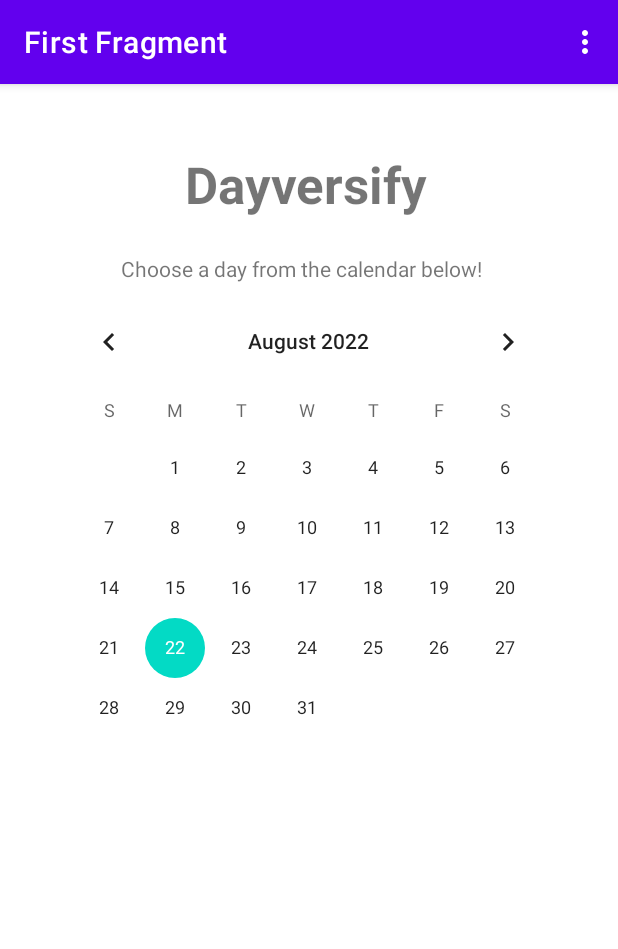
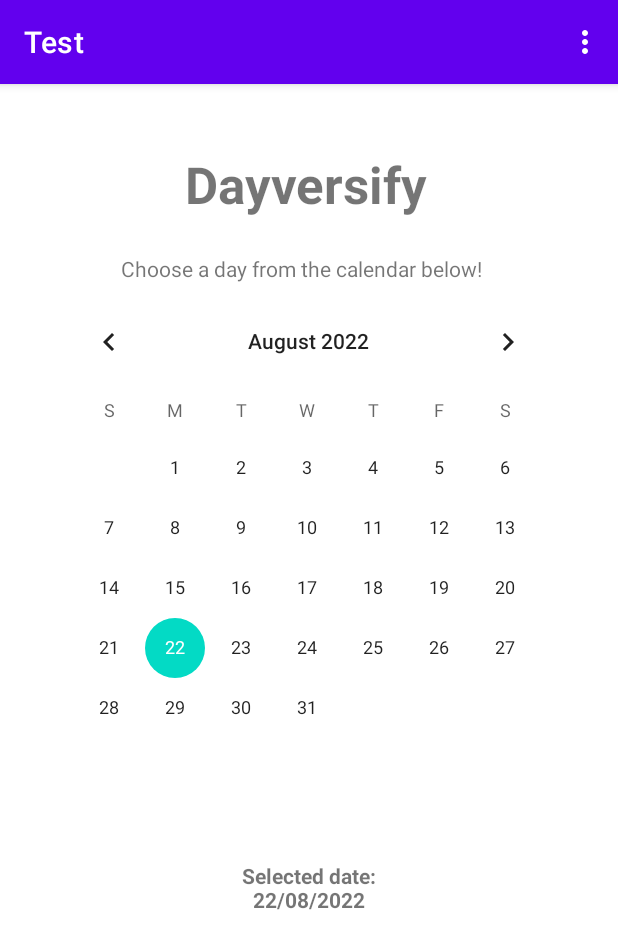
Before and after one commit to damienmiller51/cosc345project, an Android app: the screen it shows after launch (MainActivity), on a phone screen of 412 x 824 dp. Shown: the top 949 px of the screen. Run offline under Robolectric (Android 15) with nearby library versions, the phone set to English and light mode, and no system bars; our stand-ins replace navigation-ui.

Commit message:
Refactor names & add some somewhat functional home-screen ui

```diff
--- a/app/src/main/java/com/example/cosc345project/FirstFragment.kt
+++ /dev/null
@@ -1,40 +0,0 @@
-package com.example.cosc345project
-
-import android.os.Bundle
-import androidx.fragment.app.Fragment
-import android.view.LayoutInflater
-import android.view.View
-import android.view.ViewGroup
-import androidx.navigation.fragment.findNavController
-import com.example.cosc345project.databinding.FragmentFirstBinding
-
-/**
- * A simple [Fragment] subclass as the default destination in the navigation.
- */
-class FirstFragment : Fragment() {
-
-    private var _binding: FragmentFirstBinding? = null
-
-    // This property is only valid between onCreateView and
-    // onDestroyView.
-    private val binding get() = _binding!!
-
-    override fun onCreateView(
-            inflater: LayoutInflater, container: ViewGroup?,
-            savedInstanceState: Bundle?
-    ): View? {
-
-        _binding = FragmentFirstBinding.inflate(inflater, container, false)
-        return binding.root
-
-    }
-
-    override fun onViewCreated(view: View, savedInstanceState: Bundle?) {
-        super.onViewCreated(view, savedInstanceState)
-    }
-
-    override fun onDestroyView() {
-        super.onDestroyView()
-        _binding = null
-    }
-}
--- /dev/null
+++ b/app/src/main/java/com/example/cosc345project/HomeFragment.kt
@@ -0,0 +1,66 @@
+package com.example.cosc345project
+
+import android.os.Bundle
+import android.view.LayoutInflater
+import android.view.View
+import android.view.ViewGroup
+import android.widget.CalendarView
+import androidx.fragment.app.Fragment
+import com.example.cosc345project.databinding.HomeFragmentBinding
+import java.text.SimpleDateFormat
+import java.util.*
+
+/**
+ * A simple [Fragment] subclass as the default destination in the navigation.
+ */
+class HomeFragment : Fragment() {
+
+    private var _binding: HomeFragmentBinding? = null
+
+    // This property is only valid between onCreateView and
+    // onDestroyView.
+    private val binding get() = _binding!!
+
+    override fun onCreateView(
+            inflater: LayoutInflater, container: ViewGroup?,
+            savedInstanceState: Bundle?
+    ): View? {
+
+        _binding = HomeFragmentBinding.inflate(inflater, container, false)
+        return binding.root
+
+    }
+
+    override fun onViewCreated(view: View, savedInstanceState: Bundle?) {
+        super.onViewCreated(view, savedInstanceState)
+
+        //date formatter
+        val sdf = SimpleDateFormat("dd/MM/yyyy")
+
+        //set the label to the current day
+        val sb = StringBuilder()
+        sb.append(getString(R.string.date_label)).append(" ").append(sdf.format(binding.mainCalendar.date))
+        binding.homeDate.text = sb.toString()
+
+        //when the selected date changes
+        binding.mainCalendar.setOnDateChangeListener { calView: CalendarView, year: Int, month: Int, dayOfMonth: Int ->
+
+            //Create a calendar instance and set it's date to what was selected
+            val calendar: Calendar = Calendar.getInstance()
+            calendar.set(year, month, dayOfMonth)
+            calView.setDate(calendar.timeInMillis, true, true)
+
+            //build label text
+            sb.clear()
+            sb.append(getString(R.string.date_label)).append(" ").append(sdf.format(binding.mainCalendar.date))
+
+            //format the selected date and update the label accordingly
+            binding.homeDate.text = sb.toString()
+        }
+    }
+
+    override fun onDestroyView() {
+        super.onDestroyView()
+        _binding = null
+    }
+}
--- a/app/src/main/res/layout/fragment_second.xml
+++ b/app/src/main/res/layout/fragment_second.xml
@@ -19,7 +19,7 @@
         android:id="@+id/button_second"
         android:layout_width="wrap_content"
         android:layout_height="wrap_content"
-        android:text="@string/previous"
+        android:text="Test"
         app:layout_constraintBottom_toBottomOf="parent"
         app:layout_constraintEnd_toEndOf="parent"
         app:layout_constraintStart_toStartOf="parent"
--- a/app/src/main/res/layout/fragment_first.xml
+++ b/app/src/main/res/layout/home_fragment.xml
@@ -4,7 +4,7 @@
     xmlns:tools="http://schemas.android.com/tools"
     android:layout_width="match_parent"
     android:layout_height="match_parent"
-    tools:context=".FirstFragment">
+    tools:context=".HomeFragment">
 
     <CalendarView
         android:id="@+id/mainCalendar"
@@ -13,6 +13,7 @@
         android:layout_marginStart="30dp"
         android:layout_marginTop="138dp"
         android:layout_marginEnd="31dp"
+        android:clickable="false"
         app:layout_constraintEnd_toEndOf="parent"
         app:layout_constraintStart_toStartOf="parent"
         app:layout_constraintTop_toTopOf="parent" />
@@ -24,7 +25,7 @@
         android:layout_marginStart="123dp"
         android:layout_marginTop="44dp"
         android:layout_marginEnd="123dp"
-        android:text="Dayversify"
+        android:text="@string/home_title"
         android:textSize="34sp"
         android:textStyle="bold"
         app:layout_constraintEnd_toEndOf="parent"
@@ -38,7 +39,23 @@
         android:layout_marginStart="80dp"
         android:layout_marginTop="113dp"
         android:layout_marginEnd="81dp"
-        android:text="Choose a day from the calendar below!"
+        android:text="@string/home_calendar_label"
+        app:layout_constraintEnd_toEndOf="parent"
+        app:layout_constraintStart_toStartOf="parent"
+        app:layout_constraintTop_toTopOf="parent" />
+
+    <TextView
+        android:id="@+id/home_date"
+        android:layout_width="164dp"
+        android:layout_height="44dp"
+        android:layout_marginStart="123dp"
+        android:layout_marginTop="499dp"
+        android:layout_marginEnd="124dp"
+        android:layout_marginBottom="188dp"
+        android:text="@string/date_label"
+        android:textAlignment="center"
+        android:textStyle="bold"
+        app:layout_constraintBottom_toBottomOf="parent"
         app:layout_constraintEnd_toEndOf="parent"
         app:layout_constraintStart_toStartOf="parent"
         app:layout_constraintTop_toTopOf="parent" />
--- a/app/src/main/res/navigation/nav_graph.xml
+++ b/app/src/main/res/navigation/nav_graph.xml
@@ -7,9 +7,9 @@
 
     <fragment
         android:id="@+id/FirstFragment"
-        android:name="com.example.cosc345project.FirstFragment"
+        android:name="com.example.cosc345project.HomeFragment"
         android:label="@string/first_fragment_label"
-        tools:layout="@layout/fragment_first">
+        tools:layout="@layout/home_fragment">
 
         <action
             android:id="@+id/action_FirstFragment_to_SecondFragment"
--- a/app/src/main/res/values/strings.xml
+++ b/app/src/main/res/values/strings.xml
@@ -1,12 +1,10 @@
 <resources>
     <string name="app_name">COSC345 Project</string>
     <string name="action_settings">Settings</string>
-    <!-- Strings used for fragments for navigation -->
-    <string name="first_fragment_label">First Fragment</string>
-    <string name="second_fragment_label">Second Fragment</string>
-    <string name="next">Next</string>
-    <string name="previous">Previous</string>
-
-    <string name="hello_first_fragment">Hello first fragment</string>
-    <string name="hello_second_fragment">Hello second fragment. Arg: %1$s</string>
+    <!-- Home page strings -->
+    <string name="home_title">Dayversify</string>
+    <string name="home_calendar_label">Choose a day from the calendar below!</string>
+    <string name="date_label">Selected date:</string>
+    <string name="first_fragment_label">Test</string>
+    <string name="second_fragment_label">Test</string>
 </resources>
```
